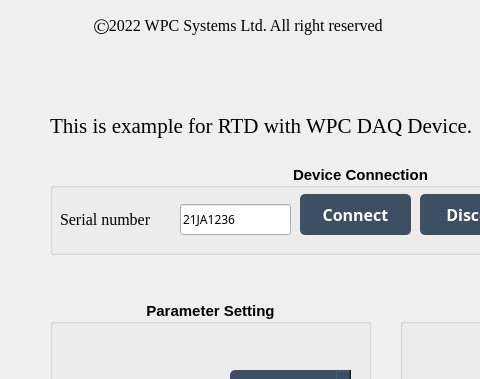
This is Examples/GUI/Temperature/Example_RTD/UI_design/example_GUI_RTD.ui in WPC-Systems-Ltd/WPC_Python_driver_release as Qt 5 draws it before an edit; both pictures show x 0 to 480 and y 0 to 379 of the 750 by 650 pixel window. The edited form follows.
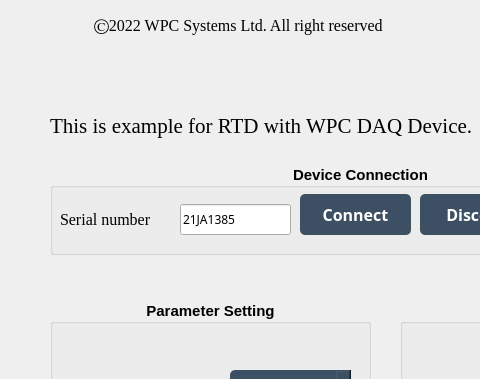
This is the edited form. Icons and pictures are not drawn.

The edit to the form file:
```diff
--- a/Examples/GUI/Temperature/Example_RTD/UI_design/example_GUI_RTD.ui
+++ b/Examples/GUI/Temperature/Example_RTD/UI_design/example_GUI_RTD.ui
@@ -191,7 +191,7 @@
       </font>
      </property>
      <property name="text">
-      <string>21JA1236</string>
+      <string>21JA1385</string>
      </property>
     </widget>
     <widget class="QLabel" name="lb_led">
```
